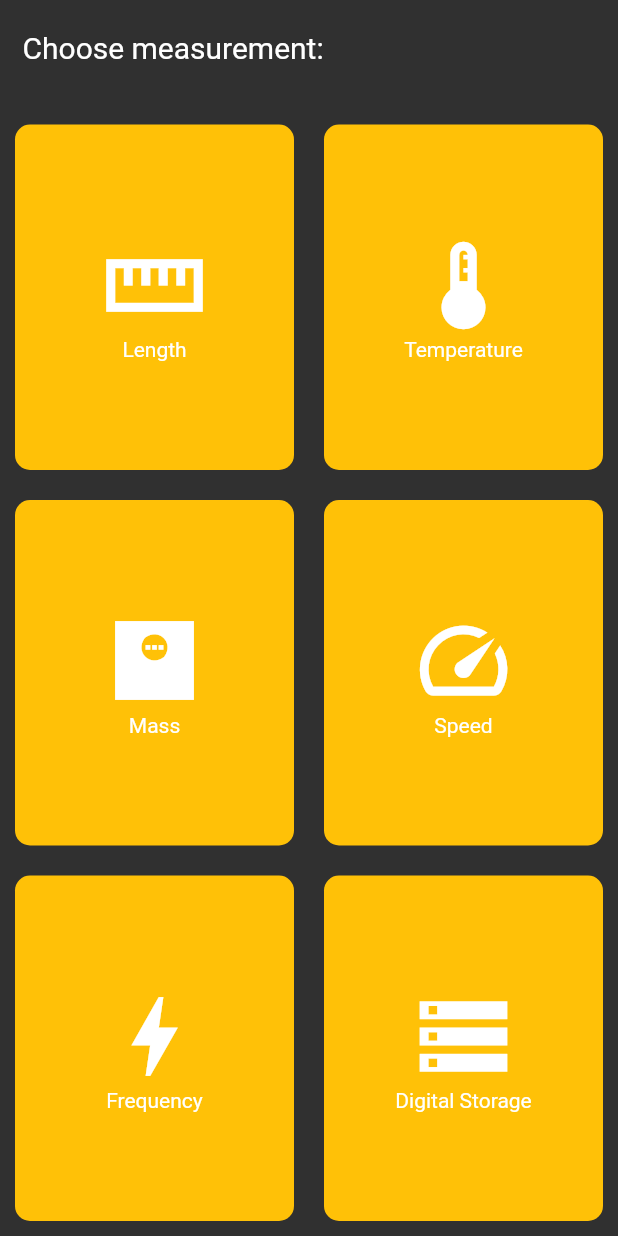
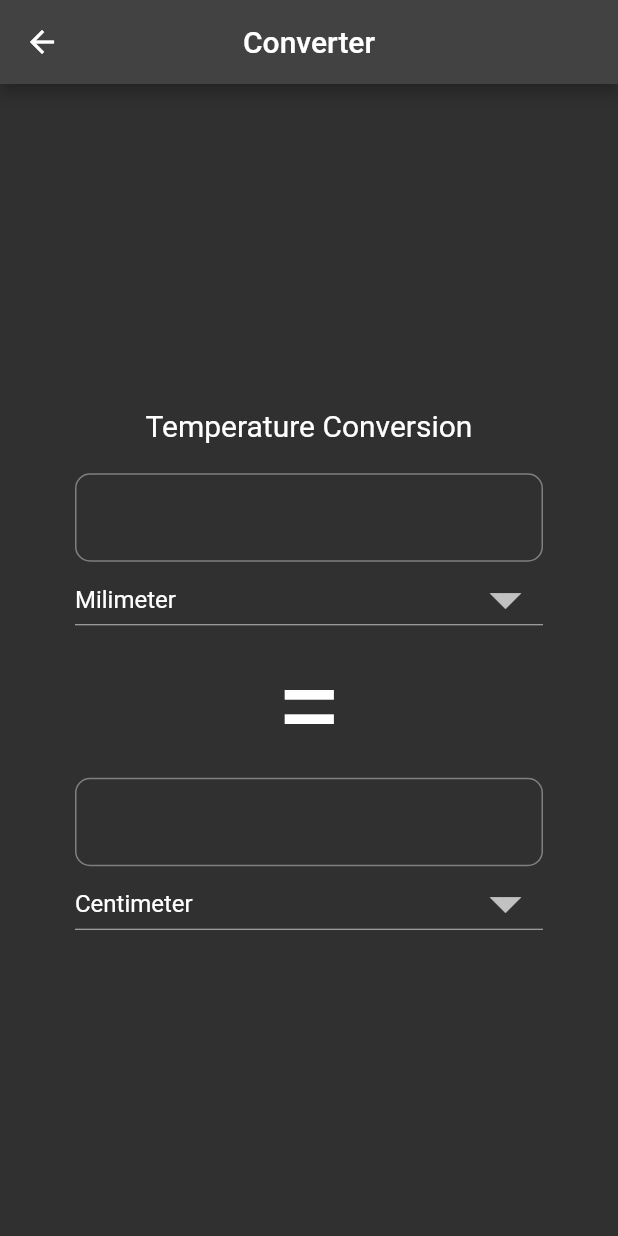
Before and after one commit to hliosdja/simple_converter, a Flutter app: the screen it shows after launch, after a tap on "Temperature", on a phone screen of 412 x 824 dp. Run offline on Flutter 3.47's test engine with Material 2 defaults, Android fonts, the phone set to English and light mode, and no system bars.

Commit message:
InputPage layout

```diff
--- a/lib/classes/icons_button.dart
+++ b/lib/classes/icons_button.dart
@@ -1,3 +1,4 @@
+// ignore_for_file: prefer_const_constructors_in_immutables, use_key_in_widget_constructors
 import 'package:flutter/material.dart';
 
 class IconButton extends StatelessWidget {
@@ -25,8 +26,12 @@ class IconButton extends StatelessWidget {
               Icon(
                 icon,
                 size: 70.0,
+                color: Colors.grey[800],
               ),
-              Text(label),
+              Text(
+                label,
+                style: TextStyle(color: Colors.grey[800]),
+              ),
             ],
           ),
         ),
--- a/lib/main.dart
+++ b/lib/main.dart
@@ -1,6 +1,7 @@
 import 'package:flutter/material.dart';
 
 //custom screens and widgets
+import 'package:simple_converter/screens/calculation.dart';
 import 'package:simple_converter/screens/conversion.dart';
 
 void main() {
--- /dev/null
+++ b/lib/screens/calculation.dart
@@ -0,0 +1,129 @@
+// ignore_for_file: prefer_const_constructors, use_key_in_widget_constructors, prefer_const_constructors_in_immutables
+
+import 'package:flutter/material.dart';
+import 'package:flutter/services.dart';
+import 'package:simple_converter/constants/units.dart';
+
+class InputPage extends StatefulWidget {
+  InputPage({required this.unit});
+
+  final String unit;
+
+  @override
+  _InputPageState createState() => _InputPageState();
+}
+
+class _InputPageState extends State<InputPage> {
+  //variables
+  List<DropdownMenuItem> dropdownItems = [];
+  String firstUnit = 'Milimeter';
+  String secondUnit = 'Centimeter';
+  String unitHeader = '';
+
+  //functions
+  void createDropdownItems() {
+    for (dynamic unit in lengthUnits) {
+      dropdownItems.add(
+        DropdownMenuItem(
+          child: Text(unit),
+          value: unit,
+        ),
+      );
+    }
+  }
+
+  void updateUI(String unit) {
+    unitHeader = unit;
+  }
+
+  @override
+  void initState() {
+    super.initState();
+    createDropdownItems();
+    updateUI(widget.unit);
+  }
+
+  @override
+  Widget build(BuildContext context) {
+    return SafeArea(
+      child: Scaffold(
+        appBar: AppBar(
+          leading: BackButton(
+            onPressed: () => Navigator.pop(context),
+          ),
+          centerTitle: true,
+          title: Text('Converter'),
+        ),
+        body: Container(
+          margin: EdgeInsets.symmetric(horizontal: 50.0),
+          child: Column(
+            mainAxisAlignment: MainAxisAlignment.center,
+            children: [
+              Container(
+                margin: const EdgeInsets.all(20.0),
+                child: Text(
+                  '$unitHeader Conversion',
+                  style: TextStyle(fontSize: 20.0),
+                ),
+              ),
+              TextField(
+                inputFormatters: <TextInputFormatter>[
+                  FilteringTextInputFormatter.digitsOnly
+                ],
+                keyboardType: TextInputType.number,
+                onChanged: (value) => debugPrint(value),
+                decoration: InputDecoration(
+                  border: OutlineInputBorder(
+                    borderRadius: const BorderRadius.all(
+                      Radius.circular(10.0),
+                    ),
+                  ),
+                ),
+              ),
+              DropdownButton(
+                isExpanded: true,
+                iconSize: 50.0,
+                value: firstUnit,
+                items: dropdownItems,
+                onChanged: (dynamic value1) {
+                  debugPrint('firstUnit: $value1');
+                  setState(() {
+                    firstUnit = value1;
+                  });
+                },
+              ),
+              Text(
+                '=',
+                style: TextStyle(fontSize: 80.0),
+              ),
+              TextField(
+                onChanged: (value) {
+                  debugPrint(value);
+                },
+                decoration: InputDecoration(
+                  border: OutlineInputBorder(
+                    borderRadius: const BorderRadius.all(
+                      Radius.circular(10.0),
+                    ),
+                  ),
+                ),
+              ),
+              DropdownButton(
+                isExpanded: true,
+                iconSize: 50.0,
+                value: secondUnit,
+                items: dropdownItems,
+                onChanged: (dynamic value2) {
+                  debugPrint('secondUnit: $value2');
+                  setState(() {
+                    secondUnit = value2;
+                  });
+                },
+              ),
+            ],
+          ),
+        ),
+      ),
+    );
+  }
+}
--- a/lib/screens/conversion.dart
+++ b/lib/screens/conversion.dart
@@ -2,6 +2,7 @@ import 'package:flutter/material.dart';
 
 //custom import
 import 'package:simple_converter/classes/icons_button.dart' as icon_button;
+import 'package:simple_converter/screens/calculation.dart';
 
 class Conversion extends StatelessWidget {
   const Conversion({Key? key}) : super(key: key);
@@ -10,6 +11,10 @@ class Conversion extends StatelessWidget {
   Widget build(BuildContext context) {
     return SafeArea(
       child: Scaffold(
+        appBar: AppBar(
+          centerTitle: true,
+          title: const Text('Converter'),
+        ),
         body: Column(
           crossAxisAlignment: CrossAxisAlignment.stretch,
           children: [
@@ -28,14 +33,26 @@ class Conversion extends StatelessWidget {
                     icon: Icons.straighten_sharp,
                     label: 'Length',
                     onTap: () {
-                      print('pressed length');
+                      debugPrint('pressed length');
+                      Navigator.push(
+                        context,
+                        MaterialPageRoute(
+                          builder: (context) => InputPage(unit: 'Length'),
+                        ),
+                      );
                     },
                   ),
                   icon_button.IconButton(
                     icon: Icons.thermostat_sharp,
                     label: 'Temperature',
                     onTap: () {
-                      print('pressed temp');
+                      debugPrint('pressed temp');
+                      Navigator.push(
+                        context,
+                        MaterialPageRoute(
+                          builder: (context) => InputPage(unit: 'Temperature'),
+                        ),
+                      );
                     },
                   ),
                 ],
@@ -49,14 +66,26 @@ class Conversion extends StatelessWidget {
                     icon: Icons.monitor_weight_sharp,
                     label: 'Mass',
                     onTap: () {
-                      print('pressed mass');
+                      debugPrint('pressed mass');
+                      Navigator.push(
+                        context,
+                        MaterialPageRoute(
+                          builder: (context) => InputPage(unit: 'Mass'),
+                        ),
+                      );
                     },
                   ),
                   icon_button.IconButton(
                     icon: Icons.speed,
                     label: 'Speed',
                     onTap: () {
-                      print('pressed speed');
+                      debugPrint('pressed speed');
+                      Navigator.push(
+                        context,
+                        MaterialPageRoute(
+                          builder: (context) => InputPage(unit: 'Speed'),
+                        ),
+                      );
                     },
                   ),
                 ],
@@ -70,14 +99,27 @@ class Conversion extends StatelessWidget {
                     icon: Icons.bolt_sharp,
                     label: 'Frequency',
                     onTap: () {
-                      print('pressed frequency');
+                      debugPrint('pressed frequency');
+                      Navigator.push(
+                        context,
+                        MaterialPageRoute(
+                          builder: (context) => InputPage(unit: 'Frequency'),
+                        ),
+                      );
                     },
                   ),
                   icon_button.IconButton(
                     icon: Icons.storage_sharp,
                     label: 'Digital Storage',
                     onTap: () {
-                      print('pressed storage');
+                      debugPrint('pressed storage');
+                      Navigator.push(
+                        context,
+                        MaterialPageRoute(
+                          builder: (context) =>
+                              InputPage(unit: 'Digital Storage'),
+                        ),
+                      );
                     },
                   ),
                 ],
```
Also changed, not shown: lib/constants/units.dart (added, +47 -0 lines).
